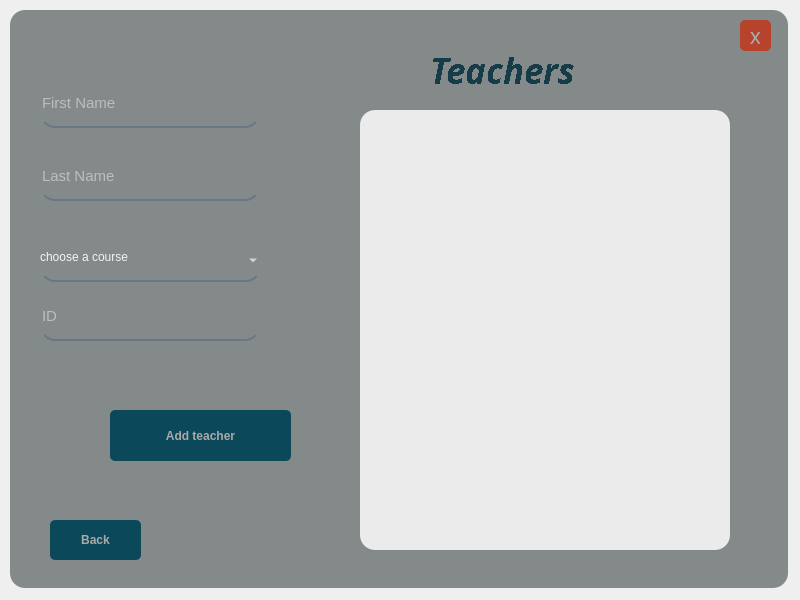
First picture: the form in UIs/add_t.ui, repository IxBahy/EDU-center-system, before the edit.
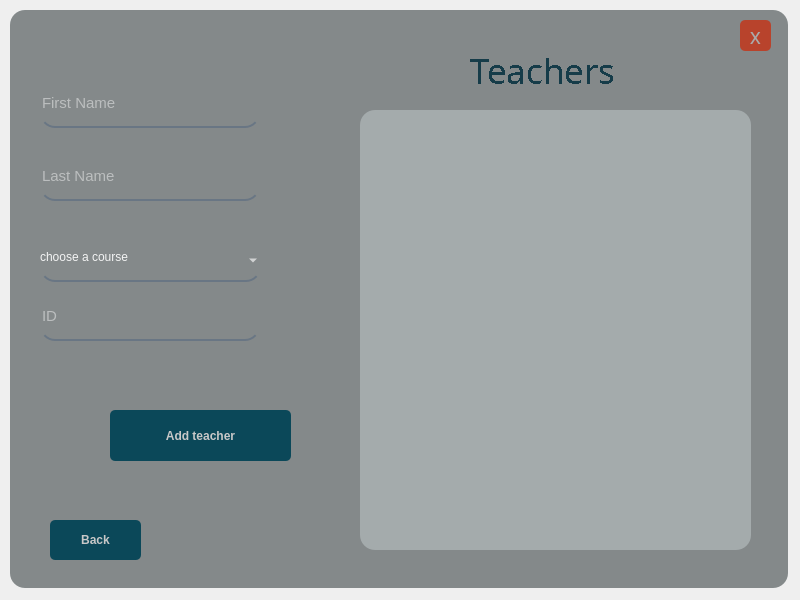
Second picture: the form after the edit.

Patch:
```diff
--- a/UIs/add_t.ui
+++ b/UIs/add_t.ui
@@ -123,7 +123,7 @@
 	
 	background-color: rgb(11, 72, 89);
 	border-radius:5px;
-color:rgb(170, 170, 170);
+color:rgb(200,200,200);
 }
 QPushButton#BackButton:hover{	
 	background-color: qlineargradient(spread:pad, x1:0.99, y1:1, x2:0, y2:0, stop:0.119403 rgba(19, 122, 150, 255), stop:0.791045 rgba(37, 44, 38, 255));
@@ -241,7 +241,7 @@
 	
 	background-color: rgb(11, 72, 89);
 	border-radius:5px;
-color:rgb(170, 170, 170);
+color:rgb(200,200,200);
 }
 QPushButton#add_Button:hover{	
 	background-color: qlineargradient(spread:pad, x1:0.99, y1:1, x2:0, y2:0, stop:0.119403 rgba(19, 122, 150, 255), stop:0.791045 rgba(37, 44, 38, 255));
@@ -267,30 +267,34 @@
       <rect>
        <x>350</x>
        <y>100</y>
-       <width>370</width>
+       <width>391</width>
        <height>440</height>
       </rect>
      </property>
      <property name="styleSheet">
-      <string notr="true">background-color: rgb(255, 255, 255);</string>
+      <string notr="true">background-color: rgb(255, 255, 255);
+font: 57 11pt &quot;Dubai Medium&quot;;
+color: rgba(0, 0, 0,220);
+QListWidget#teachers_List::item { border-bottom: 2px solid black };
+</string>
      </property>
     </widget>
     <widget class="QLabel" name="list_Name">
      <property name="geometry">
       <rect>
-       <x>420</x>
+       <x>460</x>
        <y>0</y>
-       <width>221</width>
+       <width>161</width>
        <height>121</height>
       </rect>
      </property>
      <property name="font">
       <font>
-       <family>Cascadia Code ExtraLight</family>
+       <family>Dubai Medium</family>
        <pointsize>26</pointsize>
-       <weight>75</weight>
-       <italic>true</italic>
-       <bold>true</bold>
+       <weight>50</weight>
+       <italic>false</italic>
+       <bold>false</bold>
        <underline>false</underline>
        <strikeout>false</strikeout>
        <stylestrategy>NoAntialias</stylestrategy>
@@ -330,27 +334,6 @@
       </property>
      </item>
     </widget>
-    <widget class="QLabel" name="DarkShade_2">
-     <property name="enabled">
-      <bool>true</bool>
-     </property>
-     <property name="geometry">
-      <rect>
-       <x>350</x>
-       <y>100</y>
-       <width>370</width>
-       <height>440</height>
-      </rect>
-     </property>
-     <property name="styleSheet">
-      <string notr="true">background-color:rgba(0,0,0,20);
-border-radius:15px;
-</string>
-     </property>
-     <property name="text">
-      <string/>
-     </property>
-    </widget>
     <widget class="QLabel" name="note_msg">
      <property name="geometry">
       <rect>
```
Left out of the diff: 11 changed lines with no effect on the pictures.
